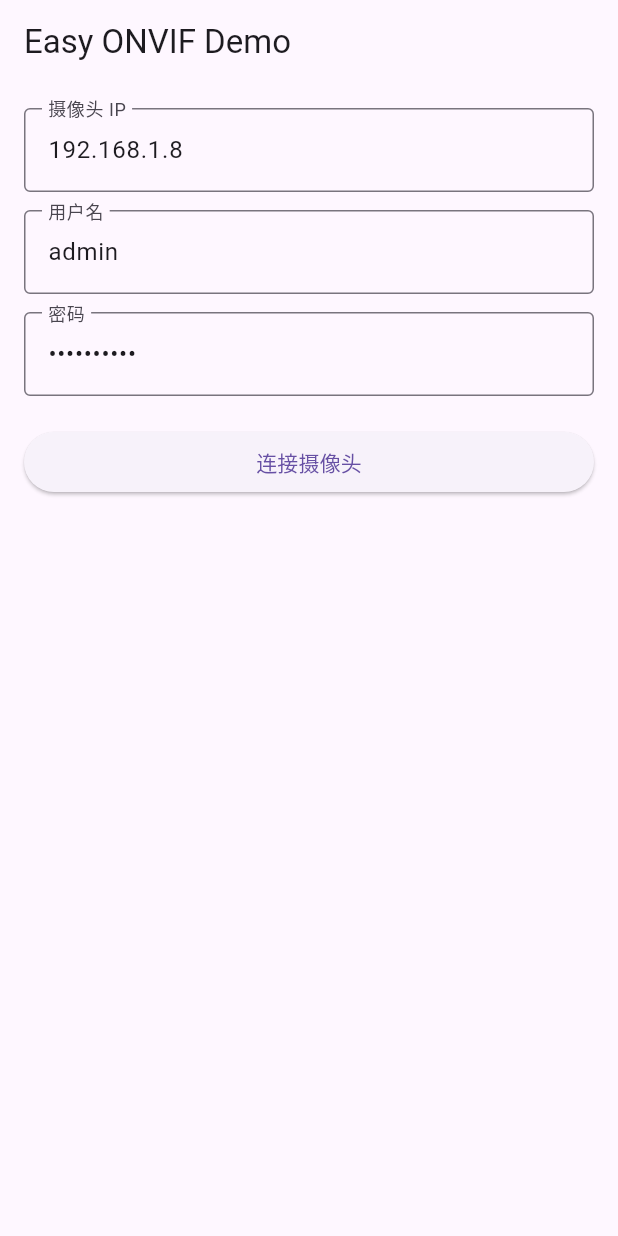
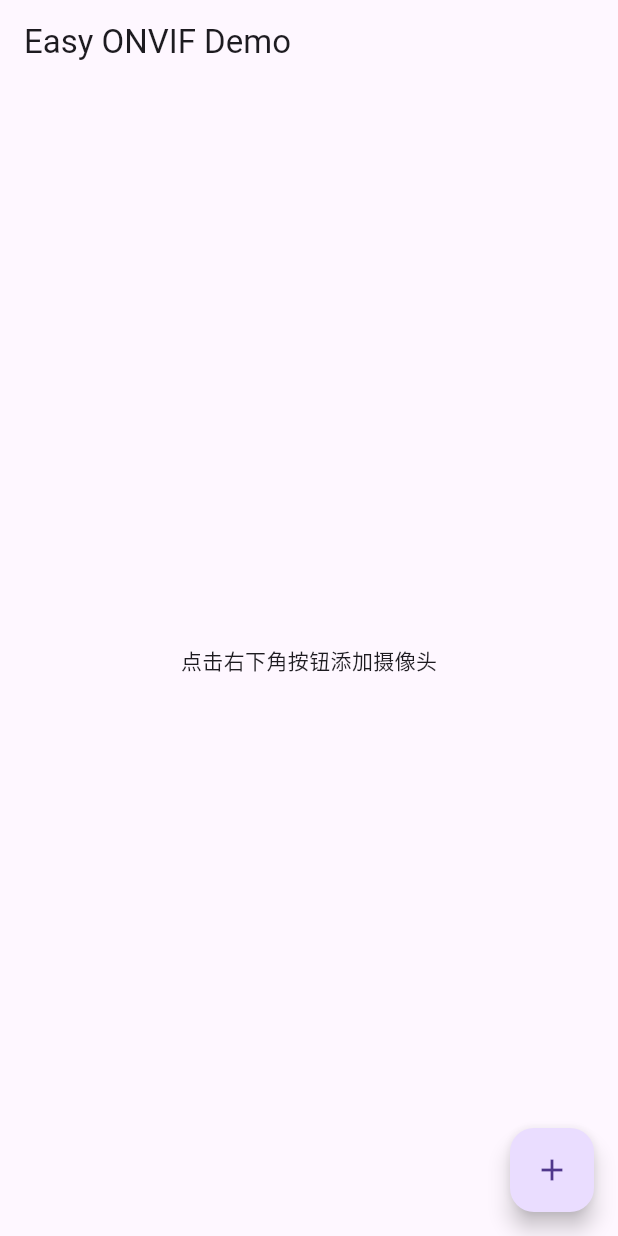
Before and after one commit to Arihara-Satoru/zeye, a Flutter app: the screen it shows after launch, on a phone screen of 412 x 824 dp. Run offline on Flutter 3.47's test engine with Material 3 defaults, Android fonts, the phone set to English and light mode, and no system bars; missing offline and left inert: easy_onvif, media_kit, media_kit_video.

Commit message:
feat: 重构主界面并添加摄像头连接功能
- 移除了 OnvifHomePage 类，将其作为对话框移至 connect_dialog.dart
- 添加了 HomeScreen 类作为新的主界面
- 更新了 RTSP 播放页面，支持传递摄像头 URL
- 优化了界面布局和样式

```diff
--- a/lib/main.dart
+++ b/lib/main.dart
@@ -1,7 +1,6 @@
 import 'package:flutter/material.dart';
-import 'package:easy_onvif/onvif.dart';
 import 'package:media_kit/media_kit.dart';
-import 'package:zeye/page/rtsp_page.dart';
+import 'package:zeye/conpoments/connect_dialog.dart';
 
 void main() {
   WidgetsFlutterBinding.ensureInitialized(); // 确保在平台线程上初始化
@@ -14,147 +13,27 @@
   @override
   Widget build(BuildContext context) {
     return MaterialApp(
+      debugShowCheckedModeBanner: false,
       title: 'Easy ONVIF Demo',
-      theme: ThemeData(primarySwatch: Colors.blue),
-      home: const OnvifHomePage(),
-      routes: {'/rtsp': (context) => RtspPlayerPage()},
+      theme: ThemeData(primarySwatch: Colors.grey),
+      home: HomeScreen(),
     );
   }
 }
 
-class OnvifHomePage extends StatefulWidget {
-  const OnvifHomePage({super.key});
-  @override
-  State<OnvifHomePage> createState() => _OnvifHomePageState();
-}
-
-class _OnvifHomePageState extends State<OnvifHomePage> {
-  final _hostController = TextEditingController(text: '192.168.1.8');
-  final _usernameController = TextEditingController(text: 'admin');
-  final _passwordController = TextEditingController(text: 'bosmasmart');
-
-  String? _manufacturer;
-  String? _model;
-  String? _serialNumber;
-  String? _streamUri;
-  String? _error;
-
-  bool _loading = false;
-
-  Future<void> _connect() async {
-    setState(() {
-      _loading = true;
-      _error = null;
-      _manufacturer = null;
-      _model = null;
-      _serialNumber = null;
-      _streamUri = null;
-    });
-
-    try {
-      final onvif = await Onvif.connect(
-        host: _hostController.text,
-        username: _usernameController.text,
-        password: _passwordController.text,
-      );
-
-      final deviceInfo = await onvif.deviceManagement.getDeviceInformation();
-
-      final profiles = await onvif.media.getProfiles();
-
-      String? streamUri;
-      if (profiles.isNotEmpty) {
-        streamUri = await onvif.media.getStreamUri(profiles.first.token);
-      }
-
-      setState(() {
-        _manufacturer = deviceInfo.manufacturer ?? '无';
-        _model = deviceInfo.model ?? '无';
-        _serialNumber = deviceInfo.serialNumber ?? '无';
-        _streamUri = streamUri;
-      });
-    } catch (e) {
-      setState(() {
-        _error = '连接失败: $e';
-      });
-    } finally {
-      setState(() {
-        _loading = false;
-      });
-    }
-  }
-
-  @override
-  void dispose() {
-    _hostController.dispose();
-    _usernameController.dispose();
-    _passwordController.dispose();
-    super.dispose();
-  }
+class HomeScreen extends StatelessWidget {
+  const HomeScreen({super.key});
 
   @override
   Widget build(BuildContext context) {
     return Scaffold(
       appBar: AppBar(title: const Text('Easy ONVIF Demo')),
-      body: Padding(
-        padding: const EdgeInsets.all(16),
-        child: ListView(
-          children: [
-            TextField(
-              controller: _hostController,
-              decoration: const InputDecoration(
-                labelText: '摄像头 IP',
-                border: OutlineInputBorder(),
-              ),
-              keyboardType: TextInputType.url,
-            ),
-            const SizedBox(height: 12),
-            TextField(
-              controller: _usernameController,
-              decoration: const InputDecoration(
-                labelText: '用户名',
-                border: OutlineInputBorder(),
-              ),
-            ),
-            const SizedBox(height: 12),
-            TextField(
-              controller: _passwordController,
-              decoration: const InputDecoration(
-                labelText: '密码',
-                border: OutlineInputBorder(),
-              ),
-              obscureText: true,
-            ),
-            const SizedBox(height: 20),
-            ElevatedButton(
-              onPressed: _loading ? null : _connect,
-              child: _loading
-                  ? const CircularProgressIndicator(color: Colors.white)
-                  : const Text('连接摄像头'),
-            ),
-            const SizedBox(height: 30),
-            if (_error != null)
-              Text(_error!, style: const TextStyle(color: Colors.red)),
-            if (_manufacturer != null) ...[
-              Text('制造商: $_manufacturer'),
-              Text('型号: $_model'),
-              Text('序列号: $_serialNumber'),
-              const SizedBox(height: 12),
-              if (_streamUri != null) ...[
-                const Text('视频流地址:'),
-                SelectableText(_streamUri!),
-              ],
-              SizedBox(height: 12),
-              if (_streamUri != null)
-                ElevatedButton(
-                  onPressed: () {
-                    Navigator.pushNamed(context, '/rtsp');
-                  },
-                  child: const Text('播放 RTSP 流'),
-                ),
-            ],
-          ],
-        ),
+      body: const Center(child: Text('点击右下角按钮添加摄像头')),
+      floatingActionButton: FloatingActionButton(
+        onPressed: () {
+          showDialog(context: context, builder: (context) => OnvifHomePage());
+        },
+        child: const Icon(Icons.add),
       ),
     );
   }
```
Also changed, not shown: lib/conpoments/connect_dialog.dart (added, +150 -0 lines), lib/page/rtsp_page.dart (+5 -2 lines).
